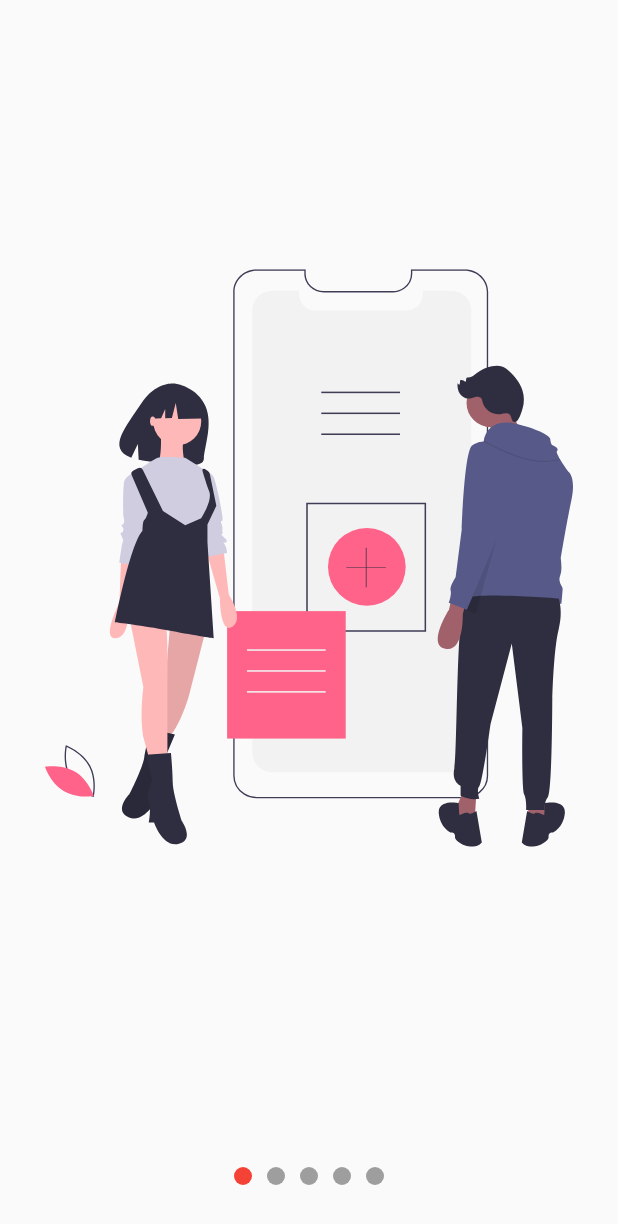
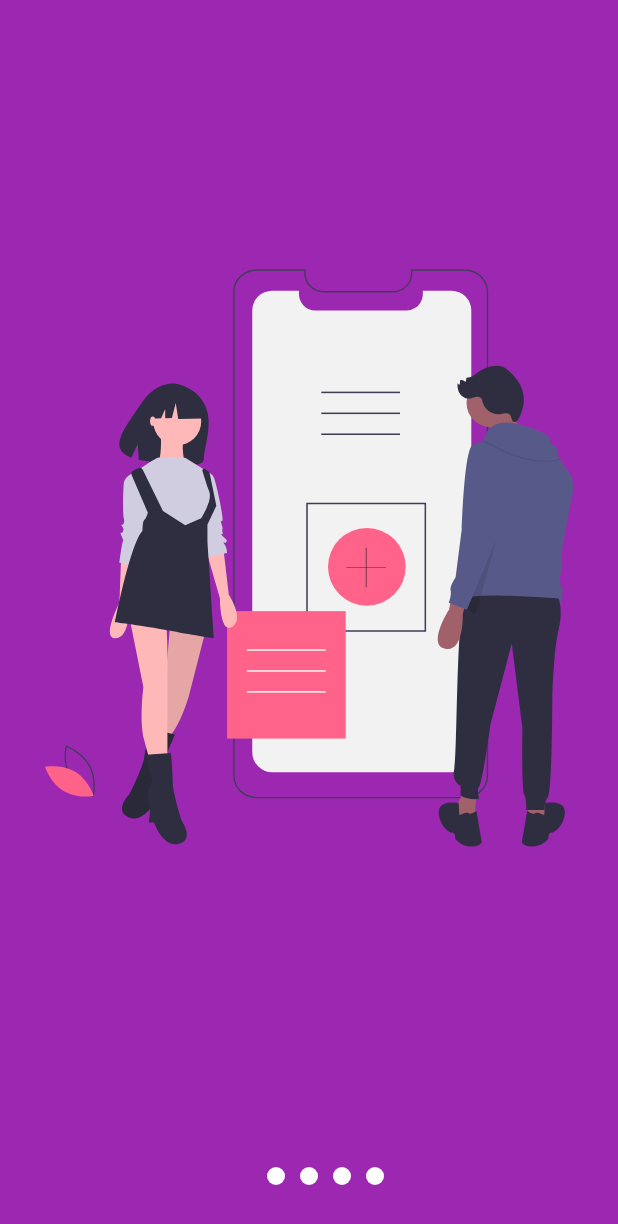
Before and after one commit to goncalveshigino/Anima-es, a Flutter app: the screen it shows after launch, on a phone screen of 412 x 824 dp. Shown: the top 1224 px of the screen. Run offline on Flutter 3.47's test engine with Material 2 defaults, Android fonts, the phone set to English and light mode, and no system bars; our stand-ins replace flutter_svg.

Commit message:
Alinhando e personalizando slidesshow

```diff
--- a/lib/src/pages/slideshow_page.dart
+++ b/lib/src/pages/slideshow_page.dart
@@ -6,8 +6,10 @@ class SlideShowPage extends StatelessWidget {
   @override
   Widget build(BuildContext context) {
     return Scaffold(
+      backgroundColor: Colors.purple,
       body: Center(
         child: Slideshow(
+          pontosAcima: false,
           slides: [
             SvgPicture.asset('assets/images/slide-1.svg'),
             SvgPicture.asset('assets/images/slide-2.svg'),
--- a/lib/src/widgets/slideshow.dart
+++ b/lib/src/widgets/slideshow.dart
@@ -5,10 +5,16 @@ import 'package:provider/provider.dart';
 class Slideshow extends StatelessWidget {
 
   final List<Widget> slides;
+  final bool pontosAcima;
+  final Color primaryColor;
+  final Color secundColor;
 
   Slideshow(
     {
-      @required this.slides
+      @required this.slides,
+      this.pontosAcima = false,
+      this.primaryColor = Colors.purple,
+      this.secundColor = Colors.white
     }
   );
 
@@ -16,14 +22,23 @@ class Slideshow extends StatelessWidget {
   Widget build(BuildContext context) {
     return ChangeNotifierProvider(
       create: (_) => new SliderModel(),
+      child: SafeArea(
           child: Center(
           child: Column(
             children: [
+              if( this.pontosAcima)
+                  _Dots( this.slides.length, this.primaryColor, this.secundColor),
+
+
+
               Expanded(
                 child: _Slides( this.slides),
               ),
-            _Dots( this.slides.length)
+
+               if( !this.pontosAcima)
+                  _Dots( this.slides.length, this.primaryColor, this.secundColor),
             ],
+          ),
         ),
       ),
     );
@@ -34,8 +49,10 @@ class Slideshow extends StatelessWidget {
 class _Dots extends StatelessWidget {
 
  final int totalslides;
+ final Color primaryColor;
+ final Color secundColor;
 
-_Dots(this.totalslides);
+_Dots(this.totalslides, this.primaryColor,this.secundColor);
 
   @override
   Widget build(BuildContext context) {
@@ -45,7 +62,7 @@ _Dots(this.totalslides);
        child: Row(
          mainAxisAlignment: MainAxisAlignment.center,
 
-          children: List.generate(this.totalslides, (i) => _Dot(i)),
+          children: List.generate(this.totalslides, (i) => _Dot(i, this.primaryColor, this.secundColor)),
        ),
     );
   }
@@ -54,8 +71,10 @@ _Dots(this.totalslides);
 class _Dot extends StatelessWidget {
 
   final int index;
+  final Color primaryColor;
+  final Color secundColor;
 
-  const _Dot( this.index);
+  const _Dot( this.index, this.primaryColor, this.secundColor);
 
   @override
   Widget build(BuildContext context) {
@@ -69,7 +88,7 @@ class _Dot extends StatelessWidget {
         width: 12,
         margin: EdgeInsets.symmetric(horizontal: 5),
         decoration: BoxDecoration(
-          color: ( pageViewIndex >= index - 0.5 &&  pageViewIndex < index + 0.5) ? Colors.red : Colors.grey,
+          color: ( pageViewIndex >= index - 0.5 &&  pageViewIndex < index + 0.5) ? primaryColor : secundColor,
           shape: BoxShape.circle
         ),
       ),
```
Lines whose indentation alone changed are shown as unchanged.
